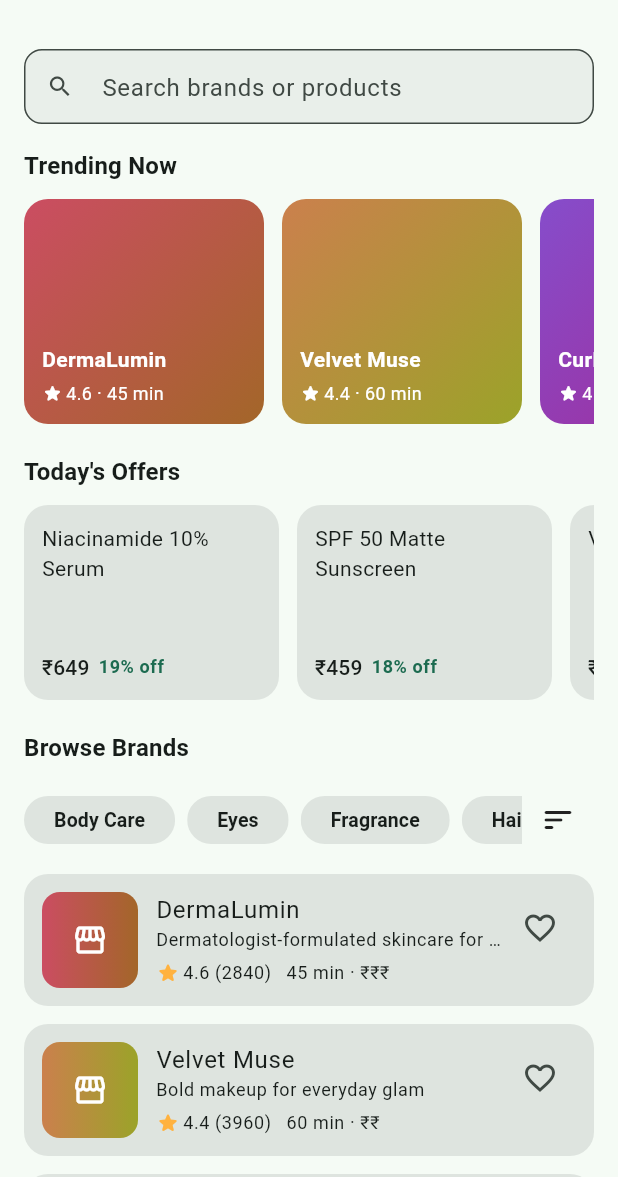
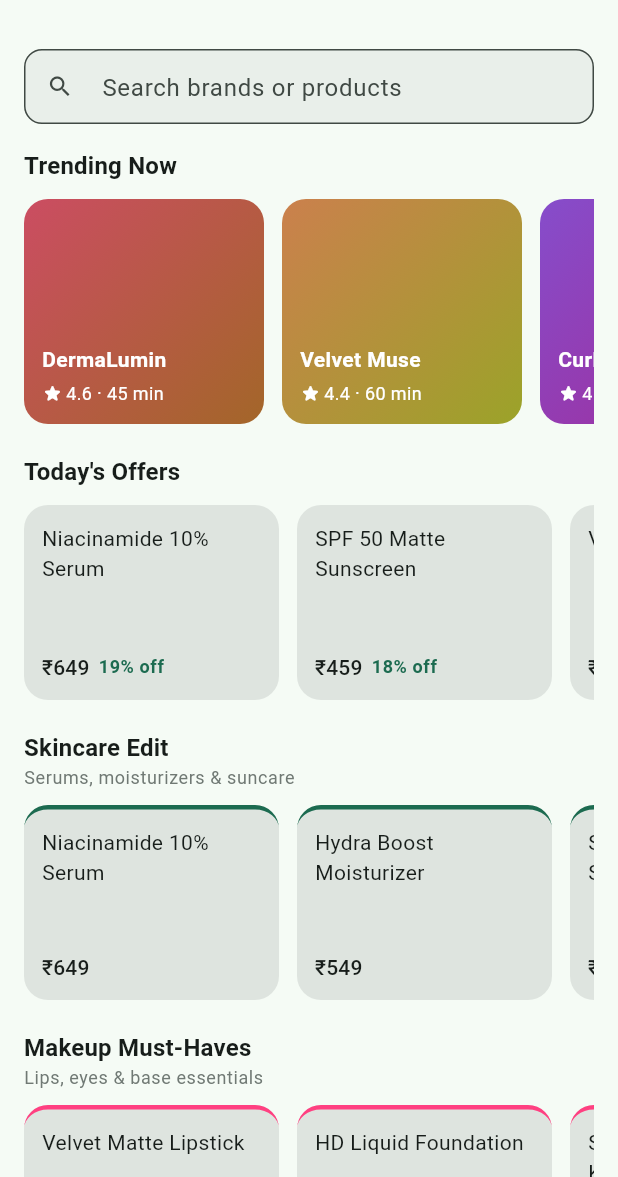
Before and after one commit to baseer-ind/spendzero, a Flutter app: the BeautyHomeScreen screen opened directly with sample values from the repository, on a phone screen of 412 x 824 dp, the part 59-1236 px from its top. Run offline on Flutter 3.47's test engine with Material 3 defaults, Android fonts, the phone set to English and light mode, and no system bars; our stand-ins replace flutter_riverpod, go_router, shared_preferences; accounts and stored records are empty.

Commit message:
Add Beauty collections (Skincare Edit, Makeup Must-Haves, Haircare Picks, New Arrivals)

```diff
--- a/spendzero/mobile/lib/core/data/local/beauty_seed_data.dart
+++ b/spendzero/mobile/lib/core/data/local/beauty_seed_data.dart
@@ -542,3 +542,23 @@ List<BeautyProduct> beautyTodaysOffers() =>
 List<BeautyBrand> trendingBeautyBrands() => allBeautyBrands.where((b) => b.isTrending).toList();
 
 List<BeautyProduct> bestSellerBeautyProducts() => allBeautyProducts.where((p) => p.isBestSeller).toList();
+
+const _skincareCategories = {'Skincare', 'Serums', 'Suncare'};
+const _makeupCategories = {'Makeup', 'Lip', 'Eyes'};
+const _haircareCategories = {'Haircare', 'Styling'};
+
+/// The "Skincare Edit" collection — serums, moisturizers, and suncare.
+List<BeautyProduct> skincareEdit() =>
+    allBeautyProducts.where((p) => _skincareCategories.contains(p.category)).toList();
+
+/// The "Makeup Must-Haves" collection — lip, eyes, and base makeup.
+List<BeautyProduct> makeupMustHaves() =>
+    allBeautyProducts.where((p) => _makeupCategories.contains(p.category)).toList();
+
+/// The "Haircare Picks" collection.
+List<BeautyProduct> haircarePicks() =>
+    allBeautyProducts.where((p) => _haircareCategories.contains(p.category)).toList();
+
+/// Newly launched products across all brands.
+List<BeautyProduct> newArrivalsBeauty() =>
+    allBeautyProducts.where((p) => p.isNewArrival).toList();
--- a/spendzero/mobile/lib/features/beauty/presentation/beauty_home_screen.dart
+++ b/spendzero/mobile/lib/features/beauty/presentation/beauty_home_screen.dart
@@ -196,6 +196,46 @@ class _BeautyHomeScreenState extends ConsumerState<BeautyHomeScreen> {
                 error: (_, __) => const SizedBox.shrink(),
               ),
               const SizedBox(height: 20),
+              if (skincareEdit().isNotEmpty) ...[
+                _BeautyCollectionRail(
+                  title: 'Skincare Edit',
+                  subtitle: 'Serums, moisturizers & suncare',
+                  items: skincareEdit(),
+                  categoryId: widget.category.id,
+                  accentColor: (context) => Theme.of(context).colorScheme.primary,
+                ),
+                const SizedBox(height: 20),
+              ],
+              if (makeupMustHaves().isNotEmpty) ...[
+                _BeautyCollectionRail(
+                  title: 'Makeup Must-Haves',
+                  subtitle: 'Lips, eyes & base essentials',
+                  items: makeupMustHaves(),
+                  categoryId: widget.category.id,
+                  accentColor: (context) => Colors.pinkAccent,
+                ),
+                const SizedBox(height: 20),
+              ],
+              if (haircarePicks().isNotEmpty) ...[
+                _BeautyCollectionRail(
+                  title: 'Haircare Picks',
+                  subtitle: 'For every texture and concern',
+                  items: haircarePicks(),
+                  categoryId: widget.category.id,
+                  accentColor: (context) => Colors.tealAccent.shade700,
+                ),
+                const SizedBox(height: 20),
+              ],
+              if (newArrivalsBeauty().isNotEmpty) ...[
+                _BeautyCollectionRail(
+                  title: 'New Arrivals',
+                  subtitle: 'Fresh launches across all brands',
+                  items: newArrivalsBeauty(),
+                  categoryId: widget.category.id,
+                  accentColor: (context) => Theme.of(context).colorScheme.tertiary,
+                ),
+                const SizedBox(height: 20),
+              ],
               if (savedBrands.isNotEmpty) ...[
                 _BrandRail(title: 'Saved for Later', brands: savedBrands, onTap: _openBrand),
                 const SizedBox(height: 20),
@@ -480,6 +520,79 @@ class _OfferCard extends StatelessWidget {
   }
 }
 
+class _BeautyCollectionRail extends ConsumerWidget {
+  const _BeautyCollectionRail({
+    required this.title,
+    required this.subtitle,
+    required this.items,
+    required this.categoryId,
+    required this.accentColor,
+  });
+
+  final String title;
+  final String subtitle;
+  final List<BeautyProduct> items;
+  final String categoryId;
+  final Color Function(BuildContext) accentColor;
+
+  @override
+  Widget build(BuildContext context, WidgetRef ref) {
+    final colors = Theme.of(context).colorScheme;
+    return Column(
+      crossAxisAlignment: CrossAxisAlignment.start,
+      children: [
+        Text(title, style: Theme.of(context).textTheme.titleMedium),
+        Text(subtitle, style: Theme.of(context).textTheme.bodySmall?.copyWith(color: colors.outline)),
+        const SizedBox(height: 10),
+        SizedBox(
+          height: 130,
+          child: ListView.separated(
+            scrollDirection: Axis.horizontal,
+            itemCount: items.length,
+            separatorBuilder: (_, __) => const SizedBox(width: 12),
+            itemBuilder: (context, index) {
+              final item = items[index];
+              return Material(
+                color: colors.surfaceContainerHighest,
+                borderRadius: BorderRadius.circular(16),
+                child: InkWell(
+                  borderRadius: BorderRadius.circular(16),
+                  onTap: () async {
+                    await RecentlyViewedBeautyBrand().recordView(item.brandId);
+                    ref.read(personalizationProvider.notifier).recordPriceView(item.pricePaise);
+                    if (context.mounted) {
+                      context.push('/beauty/$categoryId/brand/${item.brandId}');
+                    }
+                  },
+                  child: Container(
+                    width: 170,
+                    padding: const EdgeInsets.all(12),
+                    decoration: BoxDecoration(
+                      border: Border(top: BorderSide(color: accentColor(context), width: 3)),
+                      borderRadius: BorderRadius.circular(16),
+                    ),
+                    child: Column(
+                      crossAxisAlignment: CrossAxisAlignment.start,
+                      children: [
+                        Text(item.name,
+                            maxLines: 2,
+                            overflow: TextOverflow.ellipsis,
+                            style: Theme.of(context).textTheme.bodyMedium),
+                        const Spacer(),
+                        Text(formatPaise(item.pricePaise), style: Theme.of(context).textTheme.titleSmall),
+                      ],
+                    ),
+                  ),
+                ),
+              );
+            },
+          ),
+        ),
+      ],
+    );
+  }
+}
+
 class _CategoryChipRow extends StatelessWidget {
   const _CategoryChipRow({required this.categories, required this.selected, required this.onSelected});
 
```
